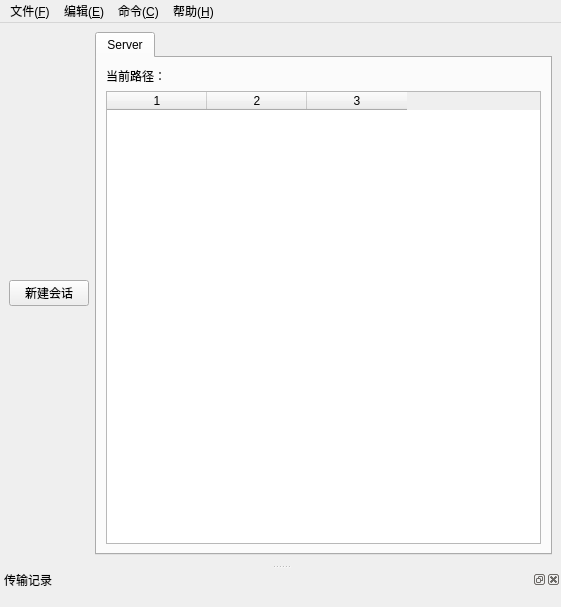
First picture: the form in ui_mainwindow.ui, repository Lucius-THU/Simple-FTP-Client, before the edit.
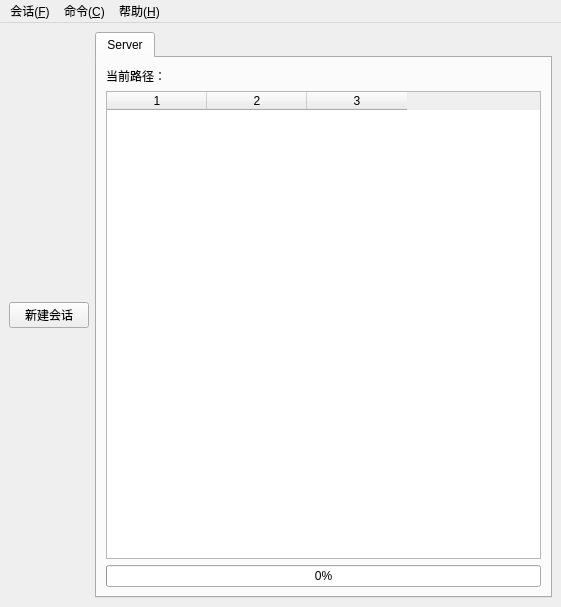
Second picture: the form after the edit. Icons and pictures are not drawn.

Patch:
```diff
--- a/ui_mainwindow.ui
+++ b/ui_mainwindow.ui
@@ -59,23 +59,19 @@
           </property>
          </widget>
         </item>
+        <item row="2" column="0">
+         <widget class="QProgressBar" name="progressBar">
+          <property name="value">
+           <number>0</number>
+          </property>
+         </widget>
+        </item>
        </layout>
       </widget>
      </widget>
     </item>
    </layout>
   </widget>
-  <widget class="QDockWidget" name="dock">
-   <property name="windowTitle">
-    <string>传输记录</string>
-   </property>
-   <attribute name="dockWidgetArea">
-    <number>8</number>
-   </attribute>
-   <widget class="QWidget" name="dockWidgetContents">
-    <layout class="QVBoxLayout" name="verticalLayout"/>
-   </widget>
-  </widget>
   <widget class="QMenuBar" name="menubar">
    <property name="geometry">
     <rect>
@@ -90,22 +86,11 @@
    </property>
    <widget class="QMenu" name="file">
     <property name="title">
-     <string>文件(&amp;F)</string>
+     <string>会话(&amp;F)</string>
     </property>
     <addaction name="new_server"/>
     <addaction name="separator"/>
     <addaction name="close_server"/>
-    <addaction name="separator"/>
-    <addaction name="setting"/>
-    <addaction name="separator"/>
-    <addaction name="quit"/>
-   </widget>
-   <widget class="QMenu" name="edit">
-    <property name="title">
-     <string>编辑(&amp;E)</string>
-    </property>
-    <addaction name="copy"/>
-    <addaction name="paste"/>
    </widget>
    <widget class="QMenu" name="cmd">
     <property name="title">
@@ -138,7 +123,6 @@
     <addaction name="about"/>
    </widget>
    <addaction name="file"/>
-   <addaction name="edit"/>
    <addaction name="cmd"/>
    <addaction name="help"/>
   </widget>
```
Left out of the diff: 40 changed lines with no effect on the pictures.
